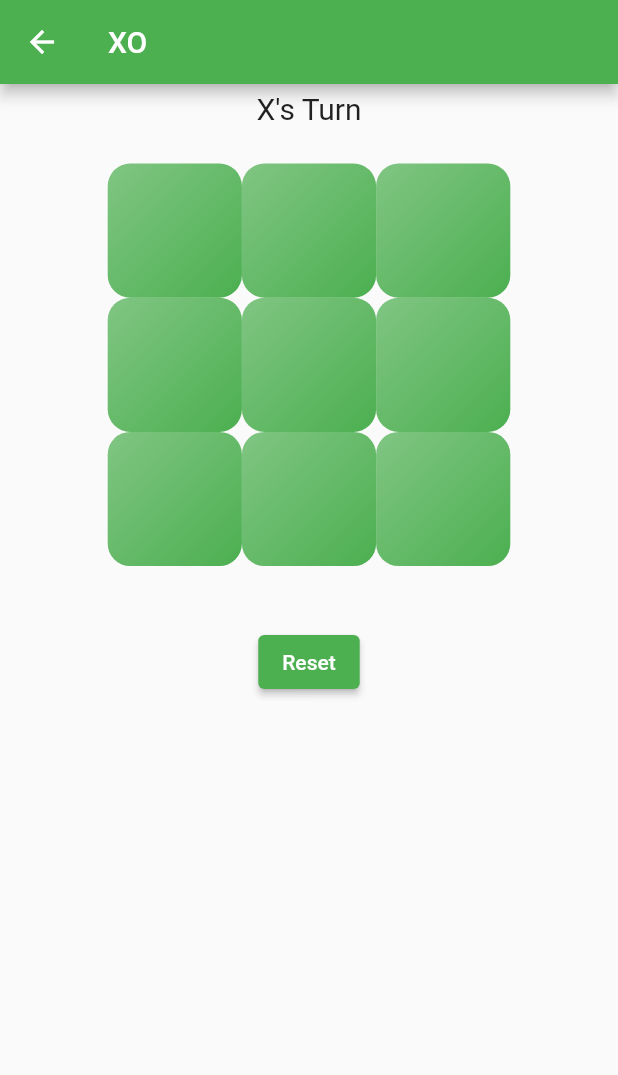
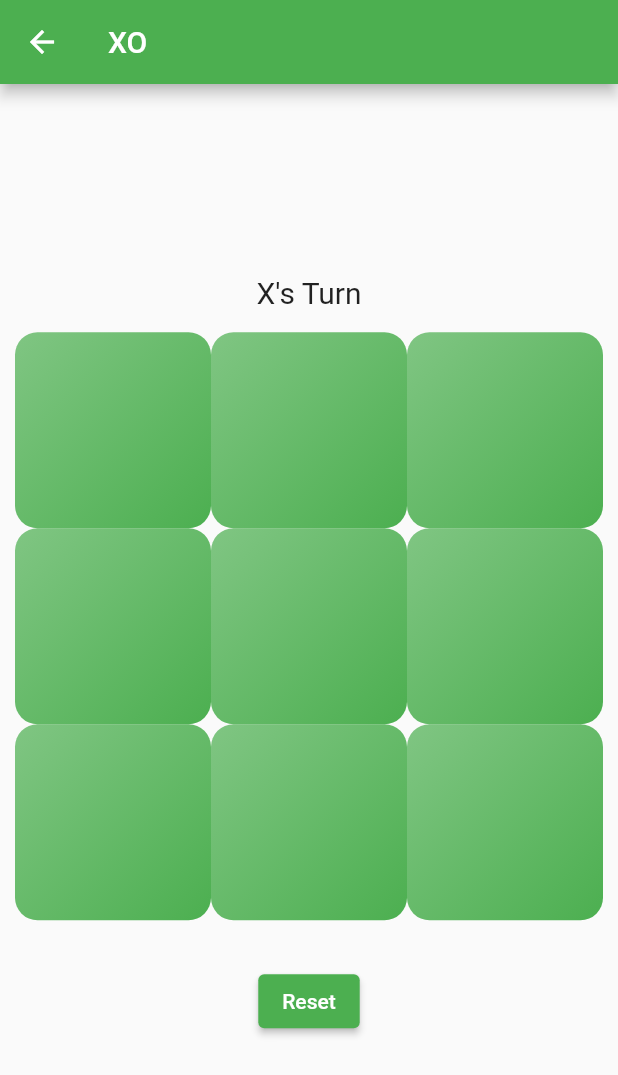
Before and after one commit to nikhilkd1999/Tic-Tac-Toe-Flutter, a Flutter app: the MyHomePage screen opened directly, on a phone screen of 412 x 824 dp. Shown: the top 1075 px of the screen. Run offline on Flutter 3.47's test engine with Material 2 defaults, Android fonts, the phone set to English and light mode, and no system bars; our stand-ins replace animated_splash_screen, page_transition.

Commit message:
Updated UI

```diff
--- a/lib/home_page_screen.dart
+++ b/lib/home_page_screen.dart
@@ -21,12 +21,13 @@ class _MyHomePageState extends State<MyHomePage> {
       appBar: AppBar(
         title: Text('XO'),
       ),
-      body: Container(
+      body: Center(
+        child: Container(
           width: double.infinity,
           // color: winner=="" ? Colors.white : Colors.black,
           child: Column(
             crossAxisAlignment: CrossAxisAlignment.center,
-          // mainAxisAlignment: MainAxisAlignment.center,
+            mainAxisAlignment: MainAxisAlignment.center,
             children: [
               if (!isBotEnabled)
                 Container(
@@ -39,11 +40,11 @@ class _MyHomePageState extends State<MyHomePage> {
                   ),
                 ),
               Container(
-              height: boxLength * 0.7,
-              width: boxLength * 0.7,
+                height: boxLength,
+                width: boxLength,
 
                 padding: EdgeInsets.all(10),
-              margin: EdgeInsets.all(10),
+                // margin: EdgeInsets.all(10),
 
                 child: GridView.count(
                   crossAxisCount: 3,
@@ -138,6 +139,7 @@ class _MyHomePageState extends State<MyHomePage> {
             ],
           ),
         ),
+      ),
     );
   }
 }
```
Lines whose indentation alone changed are shown as unchanged.
